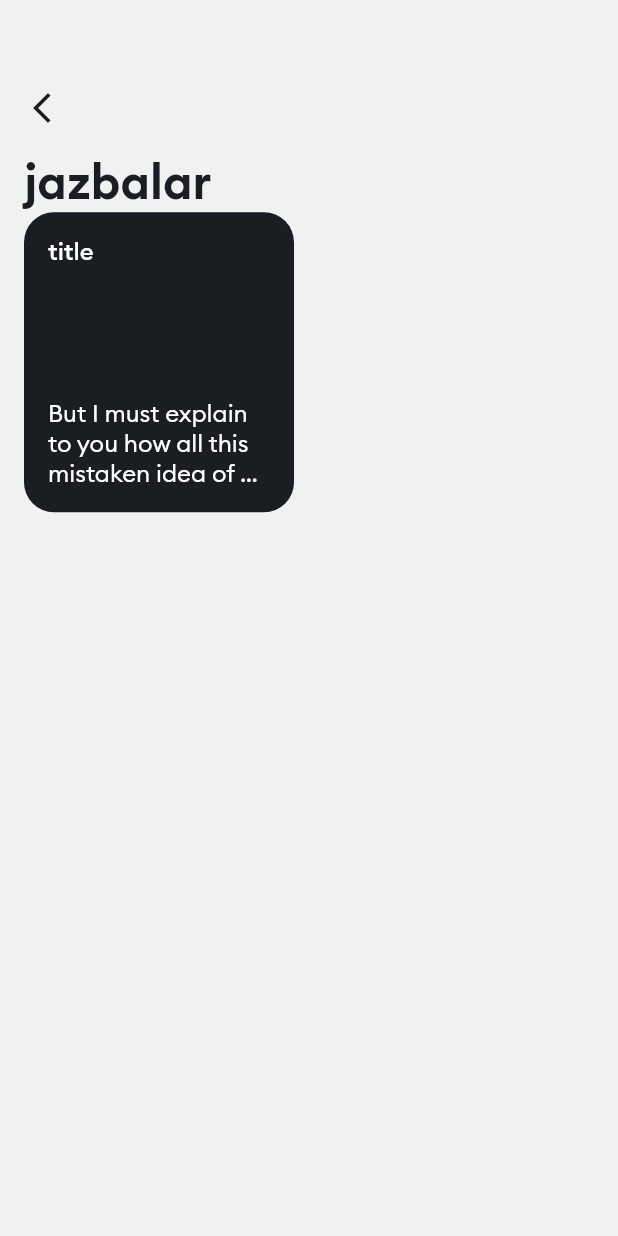
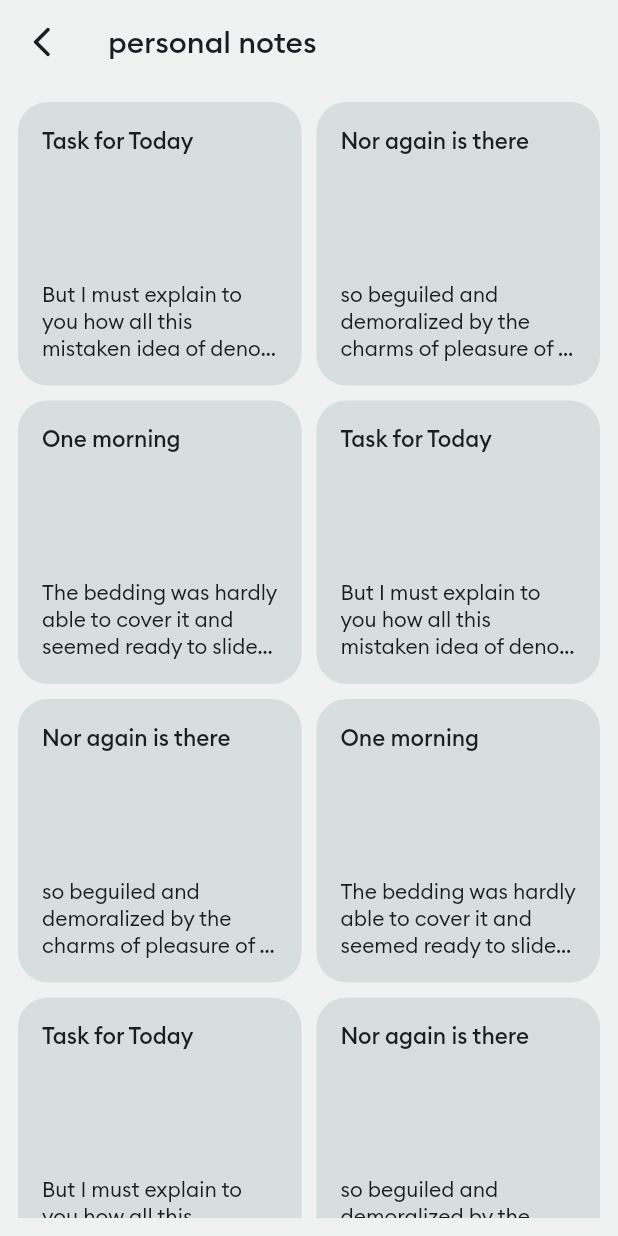
Before and after one commit to zhsrl/jazba_note_app, a Flutter app: the NotesScreen screen opened directly, on a phone screen of 412 x 824 dp. Run offline on Flutter 3.47's test engine with Material 2 defaults, Android fonts, the phone set to English and light mode, and no system bars.

Commit message:
add notes grid view

```diff
--- a/lib/consts.dart
+++ b/lib/consts.dart
@@ -3,6 +3,7 @@ import 'package:flutter/material.dart';
 class MainColors {
   static const Color darkColor = Color(0xFF1A1D21);
   static const Color whiteColor = Color(0xFFFFFFFF);
+  static const Color notesColor = Color(0xFFD6DEDE);
   static const Color whiteToneColor = Color(0xFFEFF2F1);
   static const Color redColor = Color(0xFFCC4F4F);
   static const Color folderColor = Color.fromARGB(255, 36, 42, 48);
--- a/lib/main.dart
+++ b/lib/main.dart
@@ -1,6 +1,6 @@
 import 'package:flutter/material.dart';
 import 'package:jazba_app/screens/folders_screen.dart';
-import 'package:jazba_app/widgets/note_card_widget.dart';
+import 'package:jazba_app/widgets/note_item.dart';
 import 'consts.dart';
 
 void main() {
--- /dev/null
+++ b/lib/screens/note_screen.dart
@@ -0,0 +1,10 @@
+import 'package:flutter/material.dart';
+
+class NoteScreen extends StatelessWidget {
+  const NoteScreen({Key? key}) : super(key: key);
+
+  @override
+  Widget build(BuildContext context) {
+    return Container(child: Text('NOTE SCREEN'));
+  }
+}
--- a/lib/screens/notes_screen.dart
+++ b/lib/screens/notes_screen.dart
@@ -1,56 +1,42 @@
 import 'package:flutter/material.dart';
-import 'package:jazba_app/consts.dart';
-import 'package:jazba_app/widgets/note_card_widget.dart';
+import 'package:jazba_app/widgets/note_item.dart';
 import 'package:jazba_app/widgets/notes_grid_view.dart';
 
-class NotesScreen extends StatefulWidget {
-  const NotesScreen({Key? key}) : super(key: key);
+import '../consts.dart';
+import '../widgets/notes_grid_view.dart';
 
-  @override
-  State<NotesScreen> createState() => _NotesScreenState();
-}
-
-class _NotesScreenState extends State<NotesScreen> {
+class NotesScreen extends StatelessWidget {
   @override
   Widget build(BuildContext context) {
     double fullHeight = MediaQuery.of(context).size.height;
-
     return Scaffold(
       backgroundColor: MainColors.whiteToneColor,
-        body: Padding(
-          padding: const EdgeInsets.fromLTRB(16, 40, 16, 0),
-          child: SingleChildScrollView(
-            scrollDirection: Axis.vertical,
-            child:
-                Column(crossAxisAlignment: CrossAxisAlignment.start, children: [
-              Padding(
-                padding: const EdgeInsets.symmetric(vertical: 20),
-                child: Column(
-                  crossAxisAlignment: CrossAxisAlignment.start,
-                  children: [
-                    GestureDetector(
+      body: NestedScrollView(
+        headerSliverBuilder: (context, innerBoxIsScrolled) {
+          return <Widget>[
+            SliverAppBar(
+              leading: GestureDetector(
                 onTap: () {
                   Navigator.pop(context);
                 },
                 child: Icon(
-                        Icons.arrow_back_ios_new_outlined,
+                  Icons.arrow_back_ios_new_rounded,
                   color: MainColors.darkColor,
                 ),
               ),
-                    SizedBox(
-                      height: fullHeight * 0.02,
+              forceElevated: innerBoxIsScrolled,
+              floating: true,
+              title: Text('personal notes',
+                  style: TextStyle(color: MainColors.darkColor)),
+              backgroundColor: MainColors.whiteToneColor,
+            )
+          ];
+        },
+        body: Padding(
+          padding: EdgeInsets.all(12),
+          child: NoteGridView(),
         ),
-                    Text('jazbalar',
-                        style: TextStyle(
-                            fontWeight: FontWeight.w600,
-                            fontSize: 32,
-                            color: MainColors.darkColor)),
-                    NoteItem()
-                  ],
       ),
-              )
-            ]),
-          ),
-        ));
+    );
   }
 }
--- a/lib/widgets/folder_widget.dart
+++ b/lib/widgets/folder_widget.dart
@@ -1,6 +1,5 @@
 import 'package:flutter/material.dart';
 import 'package:jazba_app/screens/notes_screen.dart';
-
 import '../consts.dart';
 
 // ignore: must_be_immutable
--- a/lib/widgets/note_card_widget.dart
+++ /dev/null
@@ -1,39 +0,0 @@
-import 'package:flutter/material.dart';
-import 'package:flutter_staggered_grid_view/flutter_staggered_grid_view.dart';
-import 'package:jazba_app/consts.dart';
-
-import '../models/note.dart';
-
-class NoteItem extends StatelessWidget {
-  // final Note note;
-  // NoteItem(this.note);
-
-  @override
-  Widget build(BuildContext context) {
-    return Container(
-        height: 200,
-        width: 180,
-        decoration: BoxDecoration(
-            color: MainColors.darkColor,
-            borderRadius: BorderRadius.circular(20)),
-        child: Padding(
-          padding: const EdgeInsets.all(16.0),
-          child: Column(
-            crossAxisAlignment: CrossAxisAlignment.start,
-            mainAxisAlignment: MainAxisAlignment.spaceBetween,
-            children: [
-              Text('title',
-                  style: TextStyle(
-                      fontSize: 16,
-                      fontWeight: FontWeight.w500,
-                      color: MainColors.whiteColor)),
-              Text(
-                  'But I must explain to you how all this mistaken idea of denouncing pleasure and praising pain was born and I will give you a complete account of the system',
-                  overflow: TextOverflow.ellipsis,
-                  maxLines: 3,
-                  style: TextStyle(fontSize: 16, color: MainColors.whiteColor)),
-            ],
-          ),
-        ));
-  }
-}
--- /dev/null
+++ b/lib/widgets/note_item.dart
@@ -0,0 +1,45 @@
+import 'package:flutter/material.dart';
+import 'package:jazba_app/consts.dart';
+
+import '../models/note.dart';
+import '../screens/note_screen.dart';
+
+class NoteItem extends StatelessWidget {
+  final Note note;
+  NoteItem(this.note);
+
+  @override
+  Widget build(BuildContext context) {
+    return GestureDetector(
+      onTap: () {
+        Navigator.push(
+            context, MaterialPageRoute(builder: (context) => NoteScreen()));
+      },
+      child: Container(
+          height: 170,
+          width: 150,
+          decoration: BoxDecoration(
+              color: MainColors.notesColor,
+              borderRadius: BorderRadius.circular(20)),
+          child: Padding(
+            padding: const EdgeInsets.all(16.0),
+            child: Column(
+              crossAxisAlignment: CrossAxisAlignment.start,
+              mainAxisAlignment: MainAxisAlignment.spaceBetween,
+              children: [
+                Text(note.title,
+                    style: TextStyle(
+                        fontSize: 15,
+                        fontWeight: FontWeight.w500,
+                        color: MainColors.darkColor)),
+                Text(note.shortNoteText,
+                    overflow: TextOverflow.ellipsis,
+                    maxLines: 3,
+                    style:
+                        TextStyle(fontSize: 14, color: MainColors.darkColor)),
+              ],
+            ),
+          )),
+    );
+  }
+}
--- a/lib/widgets/notes_grid_view.dart
+++ b/lib/widgets/notes_grid_view.dart
@@ -1,23 +1,39 @@
 import 'package:flutter/material.dart';
 import 'package:flutter_staggered_grid_view/flutter_staggered_grid_view.dart';
 
-class NotesStaggeredGridView extends StatelessWidget {
-  const NotesStaggeredGridView({Key? key}) : super(key: key);
+import '../models/note.dart';
+import 'note_item.dart';
+
+class NoteGridView extends StatelessWidget {
+  final notes = Note.generatedNotes();
 
   @override
   Widget build(BuildContext context) {
-    return GridView.count(
-      crossAxisCount: 4,
-      mainAxisSpacing: 4.0,
-      crossAxisSpacing: 4.0,
-      padding: const EdgeInsets.all(4.0),
+    return GridView.builder(
+      gridDelegate: const SliverGridDelegateWithFixedCrossAxisCount(
+        crossAxisCount: 2,
+        crossAxisSpacing: 10.0,
+        mainAxisSpacing: 10.0,
+      ),
+      padding: EdgeInsets.all(0),
+      itemBuilder: (BuildContext context, int index) => NoteItem(notes[index]),
+      itemCount: notes.length,
     );
   }
+
+  // @override
+  // Widget build(BuildContext context) {
+  //   return StaggeredGridView.countBuilder(
+  //     shrinkWrap: true,
+  //     physics: ScrollPhysics(),
+  //     crossAxisSpacing: 10.0,
+  //     mainAxisSpacing: 10.0,
+  //     crossAxisCount: 2,
+  //     itemCount: notes.length,
+  //     itemBuilder: (BuildContext context, int index) => NoteItem(notes[index]),
+  //     staggeredTileBuilder: (_) {
+  //       StaggeredTile.fit(2);
+  //     },
+  //   );
+  // }
 }
-
-List<StaggeredTile> _gridTemplate = const <StaggeredTile>[
-  StaggeredTile.count(2, 2),
-  StaggeredTile.count(2, 4),
-  StaggeredTile.count(2, 2),
-  StaggeredTile.count(1, 4)
-];
```
Lines whose indentation alone changed are shown as unchanged.
